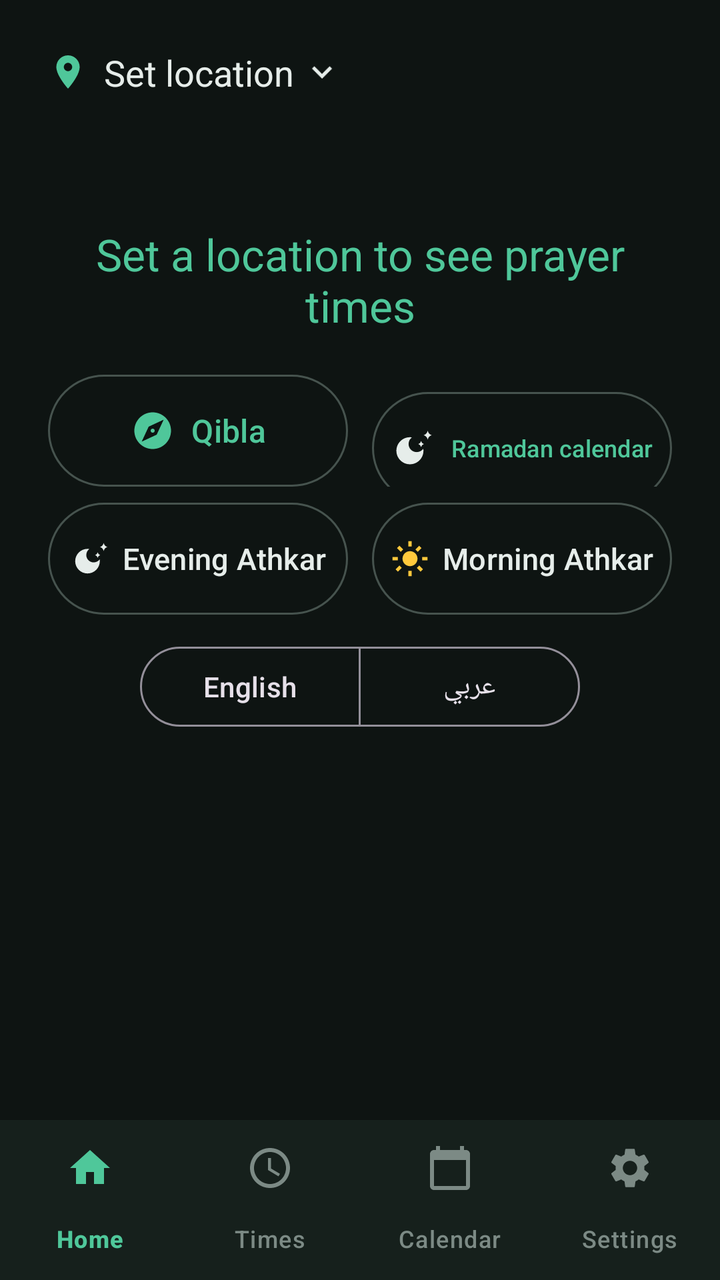
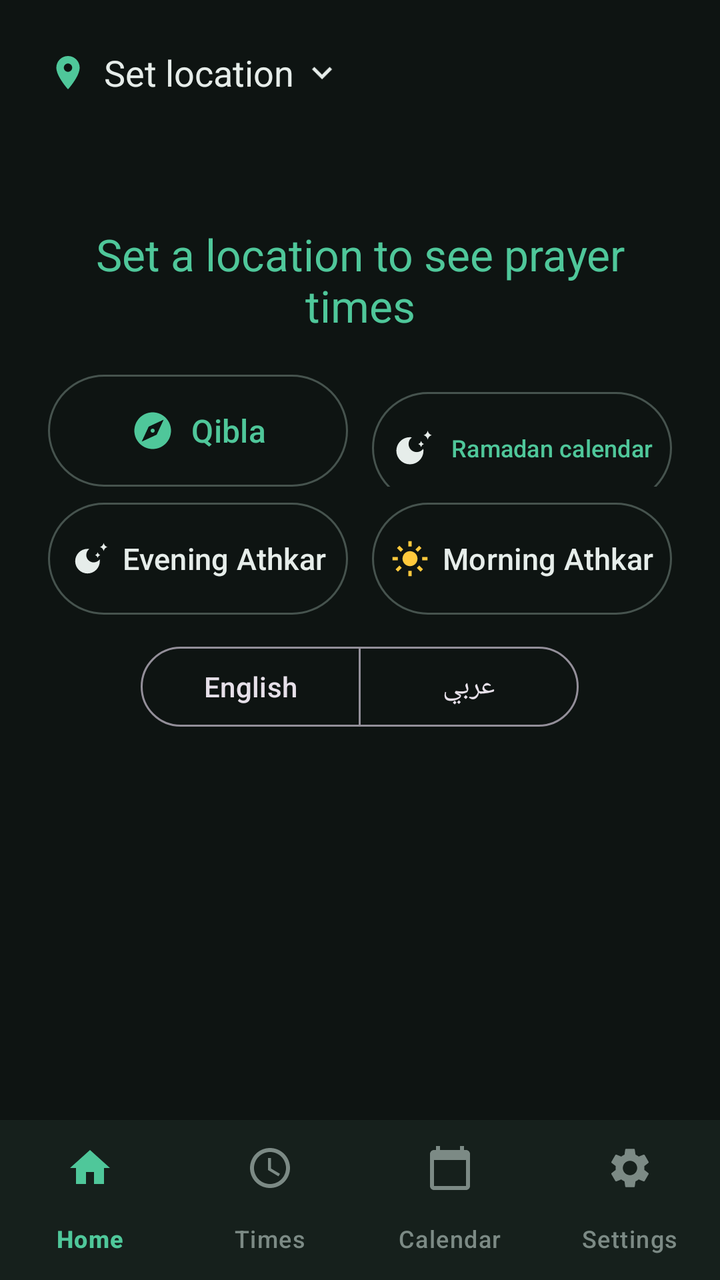

An Android layout rendered at two revisions. The XML below is the earlier revision; the diff shows what the commit changed to produce the second picture.
<!-- AndroidManifest.xml: application theme Theme.Athan -->
<!-- res/layout/activity_main.xml -->
<?xml version="1.0" encoding="utf-8"?>
<LinearLayout xmlns:android="http://schemas.android.com/apk/res/android"
    xmlns:app="http://schemas.android.com/apk/res-auto"
    android:id="@+id/root"
    android:layout_width="match_parent"
    android:layout_height="match_parent"
    android:background="@color/bg"
    android:orientation="vertical">

    <ScrollView
        android:layout_width="match_parent"
        android:layout_height="0dp"
        android:layout_weight="1"
        android:fillViewport="true">

        <LinearLayout
            android:layout_width="match_parent"
            android:layout_height="wrap_content"
            android:orientation="vertical"
            android:paddingStart="24dp"
            android:paddingTop="16dp"
            android:paddingEnd="24dp"
            android:paddingBottom="16dp">

            
            <com.google.android.material.button.MaterialButton
                android:id="@+id/stopAthanBar"
                android:layout_width="match_parent"
                android:layout_height="wrap_content"
                android:layout_marginBottom="10dp"
                android:textAllCaps="false"
                android:textSize="16sp"
                android:visibility="gone"
                app:icon="@drawable/ic_athan"
                app:iconGravity="textStart"
                app:iconPadding="8dp" />

            
            <LinearLayout
                android:layout_width="match_parent"
                android:layout_height="wrap_content"
                android:gravity="center_vertical"
                android:orientation="horizontal">

                <LinearLayout
                    android:id="@+id/locationRow"
                    android:layout_width="0dp"
                    android:layout_height="wrap_content"
                    android:layout_weight="1"
                    android:background="?attr/selectableItemBackground"
                    android:gravity="center_vertical"
                    android:orientation="horizontal"
                    android:paddingTop="8dp"
                    android:paddingBottom="8dp">

                    <ImageView
                        android:layout_width="20dp"
                        android:layout_height="20dp"
                        android:layout_marginEnd="8dp"
                        android:contentDescription="@string/set_location"
                        android:src="@drawable/ic_place"
                        app:tint="@color/accent" />

                    <TextView
                        android:id="@+id/cityName"
                        android:layout_width="wrap_content"
                        android:layout_height="wrap_content"
                        android:ellipsize="end"
                        android:maxWidth="220dp"
                        android:maxLines="1"
                        android:text="@string/set_location"
                        android:textColor="@color/text"
                        android:textSize="18sp" />

                    <ImageView
                        android:layout_width="20dp"
                        android:layout_height="20dp"
                        android:layout_marginStart="4dp"
                        android:importantForAccessibility="no"
                        android:src="@drawable/ic_expand_more"
                        app:tint="@color/text" />
                </LinearLayout>

                
                <TextView
                    android:id="@+id/temperature"
                    android:layout_width="wrap_content"
                    android:layout_height="wrap_content"
                    android:layout_marginStart="8dp"
                    android:background="@drawable/bg_temperature"
                    android:maxLines="1"
                    android:paddingStart="10dp"
                    android:paddingTop="6dp"
                    android:paddingEnd="10dp"
                    android:paddingBottom="6dp"
                    android:textColor="@color/temperature_text"
                    android:textSize="16sp"
                    android:visibility="gone" />
            </LinearLayout>

            <TextView
                android:id="@+id/hijriDate"
                android:layout_width="match_parent"
                android:layout_height="wrap_content"
                android:layout_marginTop="4dp"
                android:includeFontPadding="false"
                android:textColor="@color/sunrise"
                android:textSize="15sp" />

            <TextView
                android:id="@+id/gregorianDate"
                android:layout_width="match_parent"
                android:layout_height="wrap_content"
                android:layout_marginTop="6dp"
                android:includeFontPadding="false"
                android:textColor="@color/text_dim"
                android:textSize="14sp" />

            
            <TextView
                android:id="@+id/nextPrayer"
                android:layout_width="match_parent"
                android:layout_height="wrap_content"
                android:layout_marginTop="12dp"
                android:gravity="center"
                android:text="@string/no_location_yet"
                android:textColor="@color/accent"
                android:textSize="22sp" />

            
            <FrameLayout
                android:id="@+id/nextCard"
                android:layout_width="match_parent"
                android:layout_height="wrap_content"
                android:layout_marginTop="16dp"
                android:visibility="gone">

                <com.ahmedkhalaf.athan.NextPrayerRing
                    android:id="@+id/nextRing"
                    android:layout_width="280dp"
                    android:layout_height="280dp"
                    android:layout_gravity="center" />

                <LinearLayout
                    android:layout_width="wrap_content"
                    android:layout_height="wrap_content"
                    android:layout_gravity="center"
                    android:gravity="center_horizontal"
                    android:orientation="vertical">

                    <TextView
                        android:layout_width="wrap_content"
                        android:layout_height="wrap_content"
                        android:text="@string/next_prayer_label"
                        android:textColor="@color/text_dim"
                        android:textSize="15sp" />

                    <TextView
                        android:id="@+id/nextName"
                        android:layout_width="wrap_content"
                        android:layout_height="wrap_content"
                        android:textColor="@color/accent"
                        android:textSize="36sp"
                        android:textStyle="bold" />

                    <TextView
                        android:layout_width="wrap_content"
                        android:layout_height="wrap_content"
                        android:text="@string/time_left"
                        android:textColor="@color/text_dim"
                        android:textSize="14sp" />

                    
                    <TextView
                        android:id="@+id/nextCountdown"
                        android:layout_width="wrap_content"
                        android:layout_height="wrap_content"
                        android:fontFeatureSettings="tnum"
                        android:includeFontPadding="false"
                        android:textColor="@color/text"
                        android:textDirection="ltr"
                        android:textSize="40sp"
                        android:textStyle="bold" />

                    <View
                        android:layout_width="24dp"
                        android:layout_height="2dp"
                        android:layout_marginTop="10dp"
                        android:layout_marginBottom="8dp"
                        android:background="@color/accent" />

                    <TextView
                        android:id="@+id/nextTime"
                        android:layout_width="wrap_content"
                        android:layout_height="wrap_content"
                        android:textColor="@color/text"
                        android:textSize="20sp" />
                </LinearLayout>
            </FrameLayout>

            <TextView
                android:id="@+id/alarmWarning"
                android:layout_width="match_parent"
                android:layout_height="wrap_content"
                android:layout_marginTop="12dp"
                android:background="@color/warning_bg"
                android:padding="12dp"
                android:text="@string/exact_alarm_blocked"
                android:textColor="@color/warning_text"
                android:textSize="13sp"
                android:visibility="gone" />

            
            <LinearLayout
                android:id="@+id/timesContainer"
                android:layout_width="match_parent"
                android:layout_height="wrap_content"
                android:layout_marginTop="10dp"
                android:orientation="vertical" />

            <LinearLayout
                android:id="@+id/allTimesButton"
                android:layout_width="match_parent"
                android:layout_height="52dp"
                android:layout_marginTop="16dp"
                android:background="@drawable/bg_pill"
                android:clickable="true"
                android:focusable="true"
                android:gravity="center_vertical"
                android:orientation="horizontal"
                android:paddingStart="20dp"
                android:paddingEnd="16dp"
                android:visibility="gone">

                <ImageView
                    android:layout_width="22dp"
                    android:layout_height="22dp"
                    android:importantForAccessibility="no"
                    android:src="@drawable/ic_list"
                    app:tint="@color/accent" />

                <TextView
                    android:layout_width="0dp"
                    android:layout_height="wrap_content"
                    android:layout_weight="1"
                    android:gravity="center"
                    android:text="@string/all_times"
                    android:textColor="@color/accent"
                    android:textSize="17sp" />

                <ImageView
                    android:layout_width="22dp"
                    android:layout_height="22dp"
                    android:importantForAccessibility="no"
                    android:src="@drawable/ic_chevron_forward"
                    app:tint="@color/text" />
            </LinearLayout>

            <LinearLayout
                android:layout_width="match_parent"
                android:layout_height="wrap_content"
                android:layout_marginTop="10dp"
                android:orientation="horizontal">

                <com.google.android.material.button.MaterialButton
                    android:id="@+id/qiblaButton"
                    style="?attr/materialButtonOutlinedStyle"
                    android:layout_width="0dp"
                    android:layout_height="56dp"
                    android:layout_marginEnd="6dp"
                    android:layout_weight="1"
                    android:insetTop="0dp"
                    android:insetBottom="0dp"
                    android:maxLines="1"
                    android:text="@string/qibla"
                    android:textAllCaps="false"
                    android:textColor="@color/accent"
                    android:textSize="16sp"
                    app:cornerRadius="28dp"
                    app:icon="@drawable/ic_explore"
                    app:iconGravity="textStart"
                    app:iconPadding="8dp"
                    app:iconSize="22dp"
                    app:iconTint="@color/accent"
                    app:strokeColor="@color/icon_idle" />

                <com.google.android.material.button.MaterialButton
                    android:id="@+id/ramadanButton"
                    style="?attr/materialButtonOutlinedStyle"
                    android:layout_width="0dp"
                    android:layout_height="56dp"
                    android:layout_marginStart="6dp"
                    android:layout_weight="1"
                    android:insetTop="0dp"
                    android:insetBottom="0dp"
                    android:maxLines="1"
                    android:minWidth="0dp"
                    android:paddingStart="8dp"
                    android:paddingEnd="8dp"
                    android:text="@string/ramadan"
                    android:textAllCaps="false"
                    android:textColor="@color/accent"
                    app:autoSizeMaxTextSize="16sp"
                    app:autoSizeMinTextSize="11sp"
                    app:autoSizeStepGranularity="1sp"
                    app:autoSizeTextType="uniform"
                    app:cornerRadius="28dp"
                    app:icon="@drawable/ic_adhkar_evening"
                    app:iconGravity="textStart"
                    app:iconPadding="8dp"
                    app:iconSize="22dp"
                    app:iconTint="@color/text"
                    app:strokeColor="@color/icon_idle" />
            </LinearLayout>

            
            <LinearLayout
                android:layout_width="match_parent"
                android:layout_height="wrap_content"
                android:layout_marginTop="8dp"
                android:orientation="horizontal">

                <com.google.android.material.button.MaterialButton
                    android:id="@+id/eveningAdhkarButton"
                    style="?attr/materialButtonOutlinedStyle"
                    android:layout_width="0dp"
                    android:layout_height="56dp"
                    android:layout_marginEnd="6dp"
                    android:layout_weight="1"
                    android:insetTop="0dp"
                    android:insetBottom="0dp"
                    android:maxLines="1"
                    android:minWidth="0dp"
                    android:paddingStart="6dp"
                    android:paddingEnd="6dp"
                    android:text="@string/adhkar_evening"
                    android:textAllCaps="false"
                    android:textColor="@color/text"
                    app:autoSizeMaxTextSize="15sp"
                    app:autoSizeMinTextSize="10sp"
                    app:autoSizeStepGranularity="1sp"
                    app:autoSizeTextType="uniform"
                    app:cornerRadius="28dp"
                    app:icon="@drawable/ic_adhkar_evening"
                    app:iconGravity="textStart"
                    app:iconPadding="6dp"
                    app:iconSize="20dp"
                    app:iconTint="@color/text"
                    app:strokeColor="@color/icon_idle" />

                <com.google.android.material.button.MaterialButton
                    android:id="@+id/morningAdhkarButton"
                    style="?attr/materialButtonOutlinedStyle"
                    android:layout_width="0dp"
                    android:layout_height="56dp"
                    android:layout_marginStart="6dp"
                    android:layout_weight="1"
                    android:insetTop="0dp"
                    android:insetBottom="0dp"
                    android:maxLines="1"
                    android:minWidth="0dp"
                    android:paddingStart="6dp"
                    android:paddingEnd="6dp"
                    android:text="@string/adhkar_morning"
                    android:textAllCaps="false"
                    android:textColor="@color/text"
                    app:autoSizeMaxTextSize="15sp"
                    app:autoSizeMinTextSize="10sp"
                    app:autoSizeStepGranularity="1sp"
                    app:autoSizeTextType="uniform"
                    app:cornerRadius="28dp"
                    app:icon="@drawable/ic_adhkar_morning"
                    app:iconGravity="textStart"
                    app:iconPadding="6dp"
                    app:iconSize="20dp"
                    app:iconTint="@color/sunrise"
                    app:strokeColor="@color/icon_idle" />
            </LinearLayout>

            
            <com.google.android.material.button.MaterialButtonToggleGroup
                android:id="@+id/languageGroup"
                android:layout_width="220dp"
                android:layout_height="wrap_content"
                android:layout_gravity="center_horizontal"
                android:layout_marginTop="12dp"
                app:selectionRequired="true"
                app:singleSelection="true">

                <com.google.android.material.button.MaterialButton
                    android:id="@+id/langEnglish"
                    style="?attr/materialButtonOutlinedStyle"
                    android:layout_width="0dp"
                    android:layout_height="wrap_content"
                    android:layout_weight="1"
                    android:minWidth="0dp"
                    android:text="@string/lang_english"
                    android:textAllCaps="false"
                    android:textSize="14sp" />

                <com.google.android.material.button.MaterialButton
                    android:id="@+id/langArabic"
                    style="?attr/materialButtonOutlinedStyle"
                    android:layout_width="0dp"
                    android:layout_height="wrap_content"
                    android:layout_weight="1"
                    android:minWidth="0dp"
                    android:text="@string/lang_arabic"
                    android:textAllCaps="false"
                    android:textSize="14sp" />
            </com.google.android.material.button.MaterialButtonToggleGroup>

        </LinearLayout>
    </ScrollView>

    <com.google.android.material.bottomnavigation.BottomNavigationView
        android:id="@+id/bottomNav"
        android:layout_width="match_parent"
        android:layout_height="wrap_content"
        android:background="@color/surface"
        app:itemActiveIndicatorStyle="@style/HomeNavIndicator"
        app:itemIconTint="@color/home_nav_item"
        app:itemTextColor="@color/home_nav_item"
        app:labelVisibilityMode="labeled"
        app:menu="@menu/home_nav" />
</LinearLayout>
<!-- resources referenced by this layout -->
<resources>
  <color name="accent">#4FC79A</color>
  <color name="bg">#0E1412</color>
  <color name="icon_idle">#46534E</color>
  <color name="sunrise">#FFC93C</color>
  <color name="surface">#16201C</color>
  <color name="temperature_text">#8FE8C4</color>
  <color name="text">#E6EDEA</color>
  <color name="text_dim">#7C8A85</color>
  <color name="warning_bg">#3A2A0E</color>
  <color name="warning_text">#F0C674</color>
  <!-- drawable bg_pill (drawable) -->
  <?xml version="1.0" encoding="utf-8"?>
  <ripple xmlns:android="http://schemas.android.com/apk/res/android"
      android:color="#334FC79A">
      <item>
          <shape android:shape="rectangle">
              <corners android:radius="28dp" />
              <stroke
                  android:width="1dp"
                  android:color="@color/accent" />
          </shape>
      </item>
  </ripple>
  <!-- drawable bg_temperature (drawable) -->
  <?xml version="1.0" encoding="utf-8"?>
  <layer-list xmlns:android="http://schemas.android.com/apk/res/android">
      <item>
          <shape android:shape="oval">
              <gradient
                  android:centerColor="#334FC79A"
                  android:endColor="#004FC79A"
                  android:gradientRadius="34dp"
                  android:startColor="#554FC79A"
                  android:type="radial" />
          </shape>
      </item>
  </layer-list>
  <!-- drawable ic_chevron_forward (drawable) -->
  <?xml version="1.0" encoding="utf-8"?>
  <vector xmlns:android="http://schemas.android.com/apk/res/android"
      android:width="24dp"
      android:height="24dp"
      android:autoMirrored="true"
      android:viewportWidth="24"
      android:viewportHeight="24">
      <path
          android:fillColor="@android:color/white"
          android:pathData="M10,6L8.59,7.41 13.17,12l-4.58,4.59L10,18l6,-6z" />
  </vector>
  <!-- drawable ic_expand_more (drawable) -->
  <?xml version="1.0" encoding="utf-8"?>
  <vector xmlns:android="http://schemas.android.com/apk/res/android"
      android:width="24dp"
      android:height="24dp"
      android:autoMirrored="false"
      android:viewportWidth="24"
      android:viewportHeight="24">
      <path
          android:fillColor="@android:color/white"
          android:pathData="M16.59,8.59L12,13.17 7.41,8.59 6,10l6,6 6,-6z" />
  </vector>
  <!-- drawable ic_place (drawable) -->
  <?xml version="1.0" encoding="utf-8"?>
  <vector xmlns:android="http://schemas.android.com/apk/res/android"
      android:width="18dp"
      android:height="18dp"
      android:viewportWidth="24"
      android:viewportHeight="24">
      <path
          android:fillColor="@android:color/white"
          android:pathData="M12,2C8.13,2 5,5.13 5,9c0,5.25 7,13 7,13s7,-7.75 7,-13c0,-3.87 -3.13,-7 -7,-7zM12,11.5c-1.38,0 -2.5,-1.12 -2.5,-2.5s1.12,-2.5 2.5,-2.5 2.5,1.12 2.5,2.5 -1.12,2.5 -2.5,2.5z" />
  </vector>
  <string name="adhkar_evening">Evening Athkar</string>
  <string name="adhkar_morning">Morning Athkar</string>
  <string name="all_times">All times</string>
  <string name="exact_alarm_blocked">Exact alarms are turned off, so the athan can\'t fire on time. Tap to allow.</string>
  <string name="lang_arabic">عربي</string>
  <string name="lang_english">English</string>
  <string name="next_prayer_label">Next prayer</string>
  <string name="no_location_yet">Set a location to see prayer times</string>
  <string name="qibla">Qibla</string>
  <string name="ramadan">Ramadan calendar</string>
  <string name="set_location">Set location</string>
  <string name="time_left">remaining</string>
  <style name="HomeNavIndicator" parent="Widget.Material3.BottomNavigationView.ActiveIndicator">
          <item name="android:color">@android:color/transparent</item>
      </style>
  <!-- unchanged entries left out for length: 6 -->
</resources>

<!-- the commit's change to res/layout/activity_main.xml (unified diff, before → after) -->
@@ -8,12 +8,14 @@
     android:orientation="vertical">
 
     <ScrollView
+        android:id="@+id/scroll"
         android:layout_width="match_parent"
         android:layout_height="0dp"
         android:layout_weight="1"
         android:fillViewport="true">
 
         <LinearLayout
+            android:id="@+id/content"
             android:layout_width="match_parent"
             android:layout_height="wrap_content"
             android:orientation="vertical"
@@ -42,44 +44,59 @@
                 android:gravity="center_vertical"
                 android:orientation="horizontal">
 
-                <LinearLayout
+                
+                <androidx.constraintlayout.widget.ConstraintLayout
                     android:id="@+id/locationRow"
                     android:layout_width="0dp"
                     android:layout_height="wrap_content"
                     android:layout_weight="1"
                     android:background="?attr/selectableItemBackground"
-                    android:gravity="center_vertical"
-                    android:orientation="horizontal"
                     android:paddingTop="8dp"
                     android:paddingBottom="8dp">
 
                     <ImageView
+                        android:id="@+id/cityPin"
                         android:layout_width="20dp"
                         android:layout_height="20dp"
-                        android:layout_marginEnd="8dp"
                         android:contentDescription="@string/set_location"
                         android:src="@drawable/ic_place"
+                        app:layout_constraintBottom_toBottomOf="parent"
+                        app:layout_constraintEnd_toStartOf="@id/cityName"
+                        app:layout_constraintHorizontal_bias="0"
+                        app:layout_constraintHorizontal_chainStyle="packed"
+                        app:layout_constraintStart_toStartOf="parent"
+                        app:layout_constraintTop_toTopOf="parent"
                         app:tint="@color/accent" />
 
                     <TextView
                         android:id="@+id/cityName"
                         android:layout_width="wrap_content"
                         android:layout_height="wrap_content"
+                        android:layout_marginStart="8dp"
                         android:ellipsize="end"
-                        android:maxWidth="220dp"
                         android:maxLines="1"
                         android:text="@string/set_location"
                         android:textColor="@color/text"
-                        android:textSize="18sp" />
+                        android:textSize="18sp"
+                        app:layout_constrainedWidth="true"
+                        app:layout_constraintBottom_toBottomOf="parent"
+                        app:layout_constraintEnd_toStartOf="@id/cityChevron"
+                        app:layout_constraintStart_toEndOf="@id/cityPin"
+                        app:layout_constraintTop_toTopOf="parent" />
 
                     <ImageView
+                        android:id="@+id/cityChevron"
                         android:layout_width="20dp"
                         android:layout_height="20dp"
                         android:layout_marginStart="4dp"
                         android:importantForAccessibility="no"
                         android:src="@drawable/ic_expand_more"
+                        app:layout_constraintBottom_toBottomOf="parent"
+                        app:layout_constraintEnd_toEndOf="parent"
+                        app:layout_constraintStart_toEndOf="@id/cityName"
+                        app:layout_constraintTop_toTopOf="parent"
                         app:tint="@color/text" />
-                </LinearLayout>
+                </androidx.constraintlayout.widget.ConstraintLayout>
 
                 
                 <TextView
@@ -142,6 +159,7 @@
                     android:layout_gravity="center" />
 
                 <LinearLayout
+                    android:id="@+id/nextInner"
                     android:layout_width="wrap_content"
                     android:layout_height="wrap_content"
                     android:layout_gravity="center"
@@ -380,7 +398,7 @@
             
             <com.google.android.material.button.MaterialButtonToggleGroup
                 android:id="@+id/languageGroup"
-                android:layout_width="220dp"
+                android:layout_width="wrap_content"
                 android:layout_height="wrap_content"
                 android:layout_gravity="center_horizontal"
                 android:layout_marginTop="12dp"
@@ -390,10 +408,9 @@
                 <com.google.android.material.button.MaterialButton
                     android:id="@+id/langEnglish"
                     style="?attr/materialButtonOutlinedStyle"
-                    android:layout_width="0dp"
-                    android:layout_height="wrap_content"
-                    android:layout_weight="1"
-                    android:minWidth="0dp"
+                    android:layout_width="wrap_content"
+                    android:layout_height="wrap_content"
+                    android:minWidth="110dp"
                     android:text="@string/lang_english"
                     android:textAllCaps="false"
                     android:textSize="14sp" />
@@ -401,10 +418,9 @@
                 <com.google.android.material.button.MaterialButton
                     android:id="@+id/langArabic"
                     style="?attr/materialButtonOutlinedStyle"
-                    android:layout_width="0dp"
-                    android:layout_height="wrap_content"
-                    android:layout_weight="1"
-                    android:minWidth="0dp"
+                    android:layout_width="wrap_content"
+                    android:layout_height="wrap_content"
+                    android:minWidth="110dp"
                     android:text="@string/lang_arabic"
                     android:textAllCaps="false"
                     android:textSize="14sp" />
